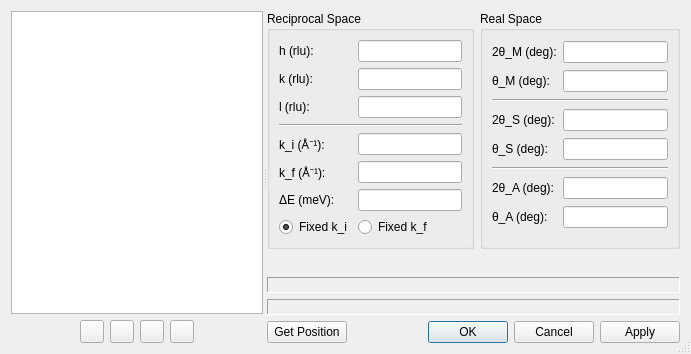
Qt form ui/goto.ui (t-weber/takin) before a commit.
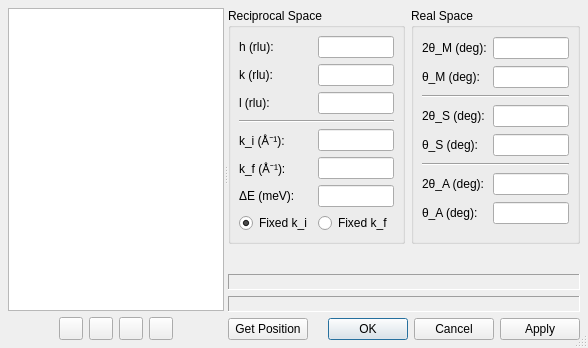
The same form after that commit.

```diff
--- a/ui/goto.ui
+++ b/ui/goto.ui
@@ -6,8 +6,8 @@
    <rect>
     <x>0</x>
     <y>0</y>
-    <width>691</width>
-    <height>354</height>
+    <width>588</width>
+    <height>348</height>
    </rect>
   </property>
   <property name="windowTitle">
@@ -17,6 +17,9 @@
    <bool>true</bool>
   </property>
   <layout class="QGridLayout" name="gridLayout_5">
+   <property name="margin">
+    <number>8</number>
+   </property>
    <item row="0" column="0">
     <widget class="QSplitter" name="splitter">
      <property name="orientation">
@@ -160,6 +163,9 @@
           <string>Reciprocal Space</string>
          </property>
          <layout class="QGridLayout" name="gridLayout">
+          <property name="margin">
+           <number>8</number>
+          </property>
           <item row="5" column="0">
            <widget class="QLabel" name="label_6">
             <property name="text">
@@ -259,6 +265,9 @@
           <string>Real Space</string>
          </property>
          <layout class="QGridLayout" name="gridLayout_2">
+          <property name="margin">
+           <number>8</number>
+          </property>
           <item row="0" column="1">
            <widget class="QLineEdit" name="edit2ThetaM">
             <property name="readOnly">
```
